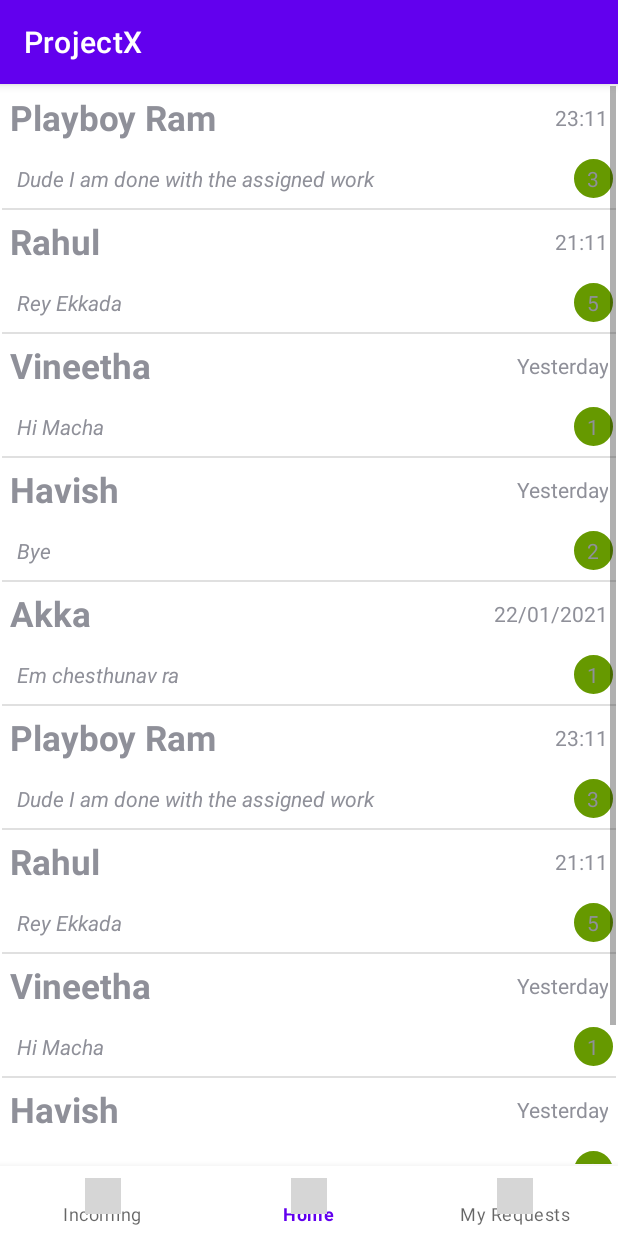
After one commit to GnanadeepPedapati/ProjectX, an Android app: the fragment ResponsesListFragment placed in its activity, on a phone screen of 412 x 824 dp. The commit adds this screen. Run offline under Robolectric (Android 15) with nearby library versions, the phone set to English and light mode, and no system bars; grey boxes are pictures that could not be loaded.

Commit message:
Added bottom Navigation Menu

```diff
--- a/app/build.gradle
+++ b/app/build.gradle
@@ -46,7 +46,6 @@ dependencies {
     implementation 'com.google.firebase:firebase-database'
 
 
-
     compileOnly "org.projectlombok:lombok:1.18.16"
     annotationProcessor 'org.projectlombok:lombok:1.18.16'
 
--- a/app/src/main/java/com/example/projectx/HomeActivity.java
+++ b/app/src/main/java/com/example/projectx/HomeActivity.java
@@ -3,6 +3,8 @@ package com.example.projectx;
 import androidx.appcompat.app.AppCompatActivity;
 import androidx.core.app.ActivityCompat;
 import androidx.core.content.ContextCompat;
+import androidx.fragment.app.Fragment;
+import androidx.fragment.app.FragmentManager;
 
 import android.Manifest;
 import android.content.Intent;
@@ -12,9 +14,13 @@ import android.media.Image;
 import android.net.Uri;
 import android.os.Bundle;
 import android.provider.OpenableColumns;
+import android.view.MenuItem;
 import android.view.View;
 import android.widget.ImageButton;
+import android.widget.ImageView;
 import android.widget.Toast;
+
+import com.google.android.material.bottomnavigation.BottomNavigationView;
 
 import java.io.IOException;
 
@@ -24,22 +30,57 @@ public class HomeActivity extends AppCompatActivity {
 
     //Image request code
     private int PICK_IMAGE_REQUEST = 1;
-
+    Fragment active;
     //storage permission code
     private static final int STORAGE_PERMISSION_CODE = 123;
+
+    BottomNavigationView bottomNavigationView;
 
     @Override
     protected void onCreate(Bundle savedInstanceState) {
         super.onCreate(savedInstanceState);
         setContentView(R.layout.activity_home);
         requestStoragePermission();
-        ImageButton attachButton = findViewById(R.id.attachFile);
-        attachButton.setOnClickListener(new View.OnClickListener() {
+        Fragment homeFragment = HomeFragment.newInstance();
+        Fragment requestsFragment = RequestsListFragment.newInstance("1", "2");
+        Fragment responsesFragment = ResponsesListFragment.newInstance("1", "2");
+        active = homeFragment;
+        final FragmentManager fm = getSupportFragmentManager();
+
+        fm.beginTransaction().add(R.id.main_container, requestsFragment, "3").hide(requestsFragment).commit();
+        fm.beginTransaction().add(R.id.main_container, responsesFragment, "2").hide(responsesFragment).commit();
+        fm.beginTransaction().add(R.id.main_container, homeFragment, "1").commit();
+
+
+        bottomNavigationView = findViewById(R.id.bottom_navigation);
+        bottomNavigationView.setSelectedItemId(R.id.home);
+        bottomNavigationView.setOnNavigationItemSelectedListener(new BottomNavigationView.OnNavigationItemSelectedListener() {
             @Override
-            public void onClick(View v) {
-                attachFile();
+            public boolean onNavigationItemSelected(@androidx.annotation.NonNull MenuItem item) {
+
+                switch (item.getItemId()) {
+                    case R.id.home:
+                        fm.beginTransaction().hide(active).show(homeFragment).commit();
+                        active = homeFragment;
+                        return true;
+
+                    case R.id.outgoing:
+                        fm.beginTransaction().hide(active).show(requestsFragment).commit();
+                        active = requestsFragment;
+                        return true;
+
+                    case R.id.incoming:
+                        fm.beginTransaction().hide(active).show(responsesFragment).commit();
+                        active = responsesFragment;
+                        return true;
+
+                }
+                return false;
+
+
             }
         });
+
 
     }
 
@@ -63,16 +104,6 @@ public class HomeActivity extends AppCompatActivity {
     protected void onActivityResult(int requestCode, int resultCode, Intent data) {
         super.onActivityResult(requestCode, resultCode, data);
 
-        if (requestCode == PICK_IMAGE_REQUEST && resultCode == RESULT_OK && data != null && data.getData() != null) {
-            Uri selectedImageURI = data.getData();
-            Cursor returnCursor =
-                    getContentResolver().query(selectedImageURI, null, null, null, null);
-            int nameIndex = returnCursor.getColumnIndex(OpenableColumns.DISPLAY_NAME);
-            returnCursor.moveToFirst();
-
-
-            Toast.makeText(getApplicationContext(), "Selected" + returnCursor.getString(nameIndex), Toast.LENGTH_LONG).show();
-        }
     }
 
 
@@ -96,13 +127,4 @@ public class HomeActivity extends AppCompatActivity {
     }
 
 
-
-
-    private void attachFile() {
-        Intent intent = new Intent();
-        intent.setType("image/*");
-        intent.setAction(Intent.ACTION_GET_CONTENT);
-        startActivityForResult(Intent.createChooser(intent, "Select Picture"), PICK_IMAGE_REQUEST);
-
-    }
 }
--- /dev/null
+++ b/app/src/main/java/com/example/projectx/HomeFragment.java
@@ -0,0 +1,89 @@
+package com.example.projectx;
+
+import android.content.Intent;
+import android.database.Cursor;
+import android.net.Uri;
+import android.os.Bundle;
+
+import androidx.annotation.Nullable;
+import androidx.fragment.app.Fragment;
+import androidx.fragment.app.FragmentActivity;
+
+import android.provider.OpenableColumns;
+import android.view.LayoutInflater;
+import android.view.View;
+import android.view.ViewGroup;
+import android.widget.ImageButton;
+import android.widget.Toast;
+
+/**
+ * A simple {@link Fragment} subclass.
+ * Use the {@link HomeFragment#newInstance} factory method to
+ * create an instance of this fragment.
+ */
+public class HomeFragment extends Fragment {
+    private int PICK_IMAGE_REQUEST = 1;
+
+
+    public HomeFragment() {
+        // Required empty public constructor
+    }
+
+
+    // TODO: Rename and change types and number of parameters
+    public static HomeFragment newInstance() {
+        HomeFragment fragment = new HomeFragment();
+        return fragment;
+    }
+
+    @Override
+    public void onCreate(Bundle savedInstanceState) {
+        super.onCreate(savedInstanceState);
+
+
+    }
+
+    @Override
+    public void onViewCreated(View view, @Nullable Bundle savedInstanceState) {
+        ImageButton attachButton = getView().findViewById(R.id.attachFile);
+        attachButton.setOnClickListener(new View.OnClickListener() {
+            @Override
+            public void onClick(View v) {
+                attachFile();
+            }
+        });
+    }
+
+
+    @Override
+    public View onCreateView(LayoutInflater inflater, ViewGroup container,
+                             Bundle savedInstanceState) {
+        // Inflate the layout for this fragment
+        return inflater.inflate(R.layout.fragment_home, container, false);
+    }
+
+
+    @Override
+    public void onActivityResult(int requestCode, int resultCode, Intent data) {
+        super.onActivityResult(requestCode, resultCode, data);
+        FragmentActivity activity = getActivity();
+        if (requestCode == PICK_IMAGE_REQUEST && resultCode == activity.RESULT_OK && data != null && data.getData() != null) {
+            Uri selectedImageURI = data.getData();
+            Cursor returnCursor =
+                    activity.getContentResolver().query(selectedImageURI, null, null, null, null);
+            int nameIndex = returnCursor.getColumnIndex(OpenableColumns.DISPLAY_NAME);
+            returnCursor.moveToFirst();
+
+            Toast.makeText(activity.getApplicationContext(), "Selected" + returnCursor.getString(nameIndex), Toast.LENGTH_LONG).show();
+        }
+    }
+
+
+    private void attachFile() {
+        Intent intent = new Intent();
+        intent.setType("image/*");
+        intent.setAction(Intent.ACTION_GET_CONTENT);
+        startActivityForResult(Intent.createChooser(intent, "Select Picture"), PICK_IMAGE_REQUEST);
+
+    }
+}
--- /dev/null
+++ b/app/src/main/java/com/example/projectx/RequestsListFragment.java
@@ -0,0 +1,83 @@
+package com.example.projectx;
+
+import android.os.Bundle;
+
+import androidx.annotation.Nullable;
+import androidx.fragment.app.Fragment;
+
+import android.view.LayoutInflater;
+import android.view.View;
+import android.view.ViewGroup;
+import android.widget.ImageButton;
+import android.widget.ListView;
+
+import java.util.ArrayList;
+
+/**
+ * A simple {@link Fragment} subclass.
+ * Use the {@link RequestsListFragment#newInstance} factory method to
+ * create an instance of this fragment.
+ */
+public class RequestsListFragment extends Fragment {
+
+    // TODO: Rename parameter arguments, choose names that match
+    // the fragment initialization parameters, e.g. ARG_ITEM_NUMBER
+    private static final String ARG_PARAM1 = "param1";
+    private static final String ARG_PARAM2 = "param2";
+
+    // TODO: Rename and change types of parameters
+    private String mParam1;
+    private String mParam2;
+
+    public RequestsListFragment() {
+        // Required empty public constructor
+    }
+
+    /**
+     * Use this factory method to create a new instance of
+     * this fragment using the provided parameters.
+     *
+     * @param param1 Parameter 1.
+     * @param param2 Parameter 2.
+     * @return A new instance of fragment RequestsList.
+     */
+    // TODO: Rename and change types and number of parameters
+    public static RequestsListFragment newInstance(String param1, String param2) {
+        RequestsListFragment fragment = new RequestsListFragment();
+        Bundle args = new Bundle();
+        args.putString(ARG_PARAM1, param1);
+        args.putString(ARG_PARAM2, param2);
+        fragment.setArguments(args);
+        return fragment;
+    }
+
+    @Override
+    public void onCreate(Bundle savedInstanceState) {
+        super.onCreate(savedInstanceState);
+        if (getArguments() != null) {
+            mParam1 = getArguments().getString(ARG_PARAM1);
+            mParam2 = getArguments().getString(ARG_PARAM2);
+        }
+    }
+
+
+    @Override
+    public View onCreateView(LayoutInflater inflater, ViewGroup container,
+                             Bundle savedInstanceState) {
+        // Inflate the layout for this fragment
+        return inflater.inflate(R.layout.fragment_requests_list, container, false);
+    }
+
+
+    @Override
+    public void onViewCreated(View view, @Nullable Bundle savedInstanceState) {
+
+        ListView requestListView = (ListView) getView().findViewById(R.id.request_list_item);
+        ArrayList<String> requests = new ArrayList<>();
+        requests.add("Request1 I Know why it is called Request 1 and Why I do need to call it as Request 2 I am also caleld rreust 3");
+        requests.add("Request2");
+        RequestListAdapter requestListAdapter = new RequestListAdapter(getActivity().getApplicationContext(), requests);
+        requestListView.setAdapter(requestListAdapter);
+
+    }
+}
--- /dev/null
+++ b/app/src/main/java/com/example/projectx/ResponsesListFragment.java
@@ -0,0 +1,91 @@
+package com.example.projectx;
+
+import android.os.Bundle;
+
+import androidx.annotation.Nullable;
+import androidx.fragment.app.Fragment;
+
+import android.view.LayoutInflater;
+import android.view.View;
+import android.view.ViewGroup;
+import android.widget.ListView;
+
+import com.example.projectx.model.ResponseOverview;
+
+import java.util.ArrayList;
+
+/**
+ * A simple {@link Fragment} subclass.
+ * Use the {@link ResponsesListFragment#newInstance} factory method to
+ * create an instance of this fragment.
+ */
+public class ResponsesListFragment extends Fragment {
+
+    // TODO: Rename parameter arguments, choose names that match
+    // the fragment initialization parameters, e.g. ARG_ITEM_NUMBER
+    private static final String ARG_PARAM1 = "param1";
+    private static final String ARG_PARAM2 = "param2";
+
+    // TODO: Rename and change types of parameters
+    private String mParam1;
+    private String mParam2;
+
+    public ResponsesListFragment() {
+        // Required empty public constructor
+    }
+
+    /**
+     * Use this factory method to create a new instance of
+     * this fragment using the provided parameters.
+     *
+     * @param param1 Parameter 1.
+     * @param param2 Parameter 2.
+     * @return A new instance of fragment ResponsesListFragment.
+     */
+    // TODO: Rename and change types and number of parameters
+    public static ResponsesListFragment newInstance(String param1, String param2) {
+        ResponsesListFragment fragment = new ResponsesListFragment();
+        Bundle args = new Bundle();
+        args.putString(ARG_PARAM1, param1);
+        args.putString(ARG_PARAM2, param2);
+        fragment.setArguments(args);
+        return fragment;
+    }
+
+    @Override
+    public void onCreate(Bundle savedInstanceState) {
+        super.onCreate(savedInstanceState);
+        if (getArguments() != null) {
+            mParam1 = getArguments().getString(ARG_PARAM1);
+            mParam2 = getArguments().getString(ARG_PARAM2);
+        }
+    }
+
+    @Override
+    public View onCreateView(LayoutInflater inflater, ViewGroup container,
+                             Bundle savedInstanceState) {
+        // Inflate the layout for this fragment
+        return inflater.inflate(R.layout.fragment_responses_list, container, false);
+    }
+
+
+    @Override
+    public void onViewCreated(View view, @Nullable Bundle savedInstanceState) {
+
+        ListView responsesList = (ListView) getView().findViewById(R.id.responses_list_item);
+
+        ArrayList<ResponseOverview> responseOverviews = new ArrayList<>();
+        responseOverviews.add(new ResponseOverview("Playboy Ram", "3", "23:11", "Dude I am done with the assigned work"));
+        responseOverviews.add(new ResponseOverview("Rahul", "5", "21:11", "Rey Ekkada"));
+        responseOverviews.add(new ResponseOverview("Vineetha", "1", "Yesterday", "Hi Macha"));
+        responseOverviews.add(new ResponseOverview("Havish", "2", "Yesterday", "Bye"));
+        responseOverviews.add(new ResponseOverview("Akka", "1", "22/01/2021", "Em chesthunav ra"));
+        responseOverviews.add(new ResponseOverview("Playboy Ram", "3", "23:11", "Dude I am done with the assigned work"));
+        responseOverviews.add(new ResponseOverview("Rahul", "5", "21:11", "Rey Ekkada"));
+        responseOverviews.add(new ResponseOverview("Vineetha", "1", "Yesterday", "Hi Macha"));
+        responseOverviews.add(new ResponseOverview("Havish", "2", "Yesterday", "Bye"));
+        responseOverviews.add(new ResponseOverview("Akka", "1", "22/01/2021", "Em chesthunav ra"));
+
+        responsesList.setAdapter(new ResponseListAdapter(getActivity().getApplicationContext(), responseOverviews));
+    }
+}
--- a/app/src/main/res/layout/activity_home.xml
+++ b/app/src/main/res/layout/activity_home.xml
@@ -7,88 +7,29 @@
     android:orientation="vertical"
     tools:context=".HomeActivity">
 
-    <LinearLayout
+
+
+
+    <FrameLayout xmlns:android="http://schemas.android.com/apk/res/android"
+        xmlns:app="http://schemas.android.com/apk/res-auto"
+        xmlns:tools="http://schemas.android.com/tools"
+        android:layout_width="match_parent"
+        android:layout_height="match_parent"
+        android:layout_weight="5"
+        app:layout_behavior="@string/appbar_scrolling_view_behavior"
+        tools:context="MainActivity"
+        tools:showIn="@layout/activity_main"
+        android:padding="1dp"
+        android:id="@+id/main_container"/>
+
+
+
+
+    <com.google.android.material.bottomnavigation.BottomNavigationView
+        android:id="@+id/bottom_navigation"
+        android:layout_weight="1"
         android:layout_width="match_parent"
         android:layout_height="wrap_content"
-        android:layout_weight="5"
-        android:orientation="vertical"
-        android:gravity="center">
-
-
-        <LinearLayout
-            android:layout_width="match_parent"
-            android:layout_height="wrap_content"
-            android:orientation="horizontal"
-            android:background="@drawable/rounded_rectangle_white"
-            android:gravity="center">
-
-        <EditText
-            android:layout_width="match_parent"
-            android:layout_height="wrap_content"
-            android:layout_marginLeft="20dp"
-            android:layout_weight="5"
-            android:minHeight="60dp"
-            android:maxHeight="180dp"
-
-            android:textColor="@color/black"
-            android:background="@android:color/transparent"
-            >
-
-        </EditText>
-
-            <ImageButton
-                android:layout_width="wrap_content"
-                android:layout_height="wrap_content"
-                android:src="@drawable/fui_ic_yahoo_24dp"
-                android:layout_gravity="center"
-                android:id="@+id/attachFile"
-                android:padding="10dp"/>
-
-        </LinearLayout>
-
-        <Button
-            android:layout_width="wrap_content"
-            android:layout_height="wrap_content"
-            android:text="Search"
-            />
-
-    </LinearLayout>
-
-    <LinearLayout
-        android:layout_width="match_parent"
-        android:layout_height="wrap_content"
-        android:background="#2B60DE"
-       >
-
-
-        <ImageView
-            android:layout_width="wrap_content"
-            android:layout_height="match_parent"
-            android:layout_weight="1"
-            android:background="@drawable/fui_ic_twitter_bird_white_24dp"
-            android:padding="10dp" />
-
-
-        <ImageView
-            android:layout_width="wrap_content"
-            android:layout_height="match_parent"
-            android:layout_weight="1"
-            android:background="@drawable/fui_ic_facebook_white_22dp"
-
-            android:padding="10dp"></ImageView>
-
-
-        <ImageView
-            android:layout_width="wrap_content"
-            android:layout_height="match_parent"
-            android:layout_gravity="center"
-            android:layout_weight="1"
-            android:background="@drawable/fui_ic_github_white_24dp"
-            android:padding="10dp">
-
-
-        </ImageView>
-    </LinearLayout>
-
+        app:menu="@menu/bottom_navigation_menu" />
 
 </LinearLayout>
--- /dev/null
+++ b/app/src/main/res/layout/fragment_responses_list.xml
@@ -0,0 +1,17 @@
+<?xml version="1.0" encoding="utf-8"?>
+<LinearLayout xmlns:android="http://schemas.android.com/apk/res/android"
+    xmlns:app="http://schemas.android.com/apk/res-auto"
+    xmlns:tools="http://schemas.android.com/tools"
+    android:layout_width="match_parent"
+    android:layout_height="match_parent"
+    android:orientation="vertical"
+    tools:context=".ResponsesListFragment">
+
+
+
+    <ListView
+        android:id="@+id/responses_list_item"
+        android:layout_width="match_parent"
+        android:layout_height="match_parent"></ListView>
+
+</LinearLayout>
--- /dev/null
+++ b/app/src/main/res/menu/bottom_navigation_menu.xml
@@ -0,0 +1,19 @@
+<menu xmlns:android="http://schemas.android.com/apk/res/android">
+    <item
+        android:id="@+id/incoming"
+        android:enabled="true"
+        android:icon="@drawable/fui_ic_microsoft_24dp"
+        android:title="Incoming"/>
+
+    <item
+        android:id="@+id/home"
+        android:enabled="true"
+        android:icon="@drawable/fui_ic_yahoo_24dp"
+        android:title="Home"/>
+
+    <item
+        android:id="@+id/outgoing"
+        android:enabled="true"
+        android:icon="@drawable/fui_ic_phone_white_24dp"
+        android:title="My Requests"/>
+</menu>
--- a/app/src/main/res/values/strings.xml
+++ b/app/src/main/res/values/strings.xml
@@ -2,5 +2,7 @@
     <string name="app_name">ProjectX</string>
     <string name="facebook_application_id" translatable="false">YOUR_APP_ID</string>
     <string name="facebook_login_protocol_scheme" translatable="false">fbYOUR_APP_ID</string>
+    <!-- TODO: Remove or change this placeholder text -->
+    <string name="hello_blank_fragment">Hello blank fragment</string>
 
 </resources>
```
Also changed, not shown: app/src/main/java/com/example/projectx/ChatActivity.java (+17 -5 lines), app/src/main/java/com/example/projectx/MainActivity.java (+8 -4 lines), app/src/main/java/com/example/projectx/SignInActivity.java (+7 -2 lines), app/src/main/java/com/example/projectx/UserDetailsUtil.java (added, +20 -0 lines), app/src/main/res/layout/fragment_home.xml (added, +55 -0 lines), app/src/main/res/layout/fragment_requests_list.xml (added, +15 -0 lines).
